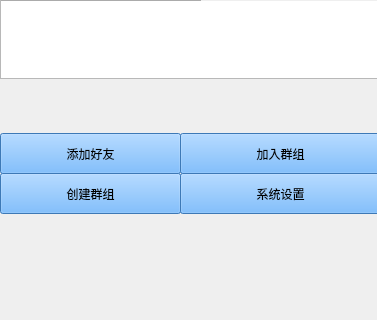
Above: mainview.ui from mrbian/CS-Wuliao before the change; both pictures show x 0 to 377 and y 267 to 587 of the 377 by 587 pixel window. Below: the same form after it.
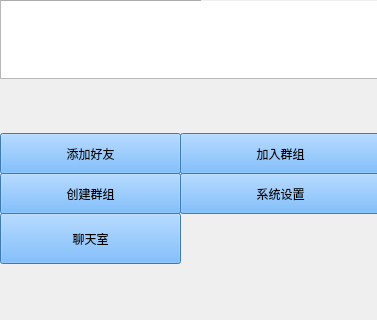
That is the form after the change.

Diff of the .ui file:
```diff
--- a/mainview.ui
+++ b/mainview.ui
@@ -258,6 +258,24 @@
     <string>系统设置</string>
    </property>
   </widget>
+  <widget class="QPushButton" name="pushButton_chatroom">
+   <property name="geometry">
+    <rect>
+     <x>0</x>
+     <y>480</y>
+     <width>181</width>
+     <height>51</height>
+    </rect>
+   </property>
+   <property name="styleSheet">
+    <string notr="true">text-align:center;
+font: 14pt &quot;宋体&quot;;
+background-color: rgb(85, 170, 255);</string>
+   </property>
+   <property name="text">
+    <string>聊天室</string>
+   </property>
+  </widget>
  </widget>
  <resources/>
  <connections/>
```
